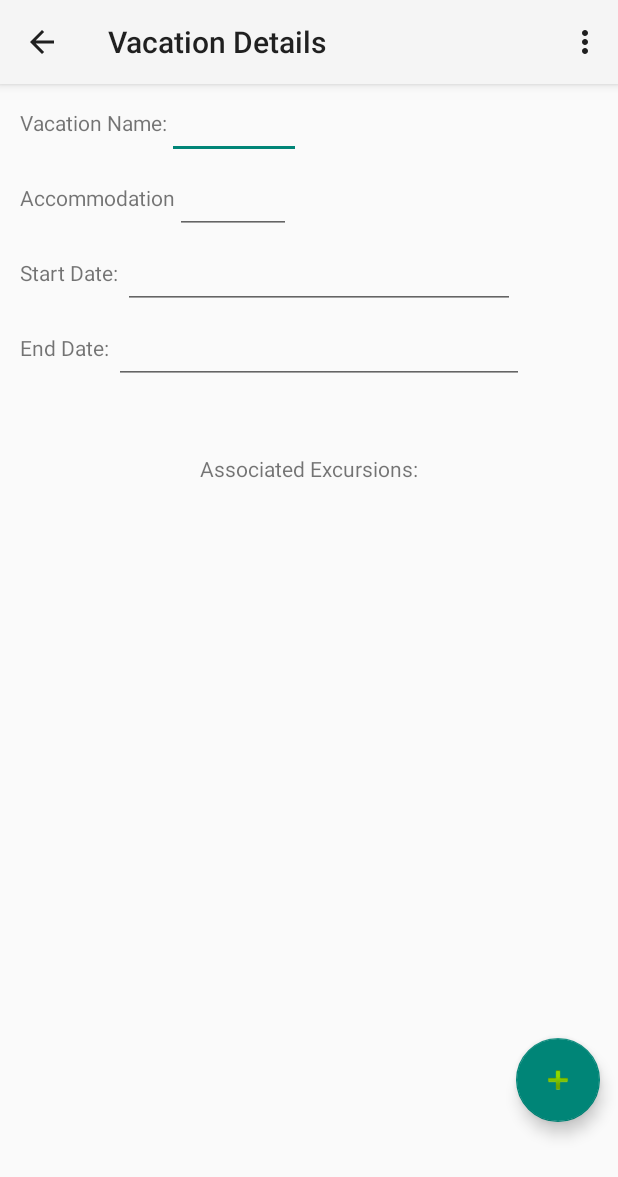
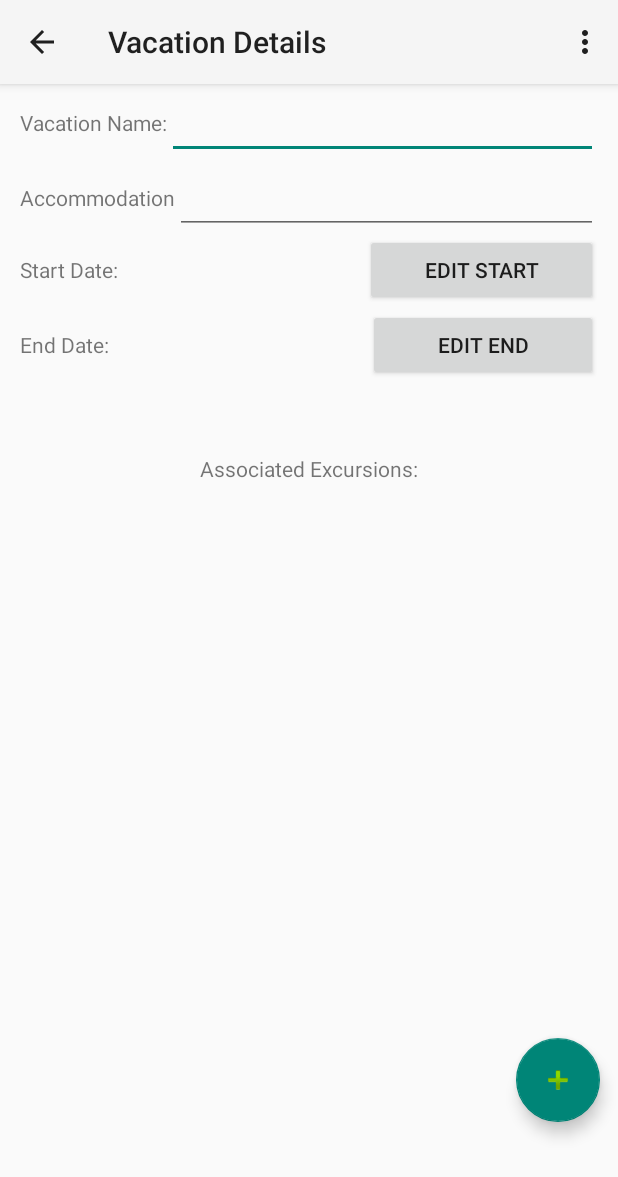
Before and after one commit to ChaseMorgan333/VacationPlanner2.0, an Android app: the VacationDetails screen opened directly, with no data from a screen before it, on a phone screen of 412 x 824 dp. Shown: the top 1177 px of the screen. Run offline under Robolectric (Android 15) with nearby library versions, the phone set to English and light mode, and no system bars; our stand-ins replace Room's generated code.

Commit message:
Task B3 abcd completed. Vacation detail view includes all vacation details and can be used to add and update vacation info. Vacation details can be entered, edited and deleted. Date format validation has been implemented with the use of a date picker fragment. Data validation has been implemented for the start and end dates so that the start date cannot be in the past and the end date must be after the start date. Additional validation ensures that each vacation has a name that is not blank and each vacation must have start and end dates.

```diff
--- a/app/build.gradle
+++ b/app/build.gradle
@@ -35,6 +35,7 @@ dependencies {
     implementation libs.activity
     implementation libs.constraintlayout
     implementation libs.recyclerview
+    implementation libs.fragment
     testImplementation libs.junit
     androidTestImplementation libs.ext.junit
     androidTestImplementation libs.espresso.core
--- a/app/src/main/java/com/example/d308vacationplanner/UI/VacationDetails.java
+++ b/app/src/main/java/com/example/d308vacationplanner/UI/VacationDetails.java
@@ -1,10 +1,12 @@
 package com.example.d308vacationplanner.UI;
 
 import android.content.Intent;
+import android.os.Build;
 import android.os.Bundle;
 import android.view.Menu;
 import android.view.MenuItem;
 import android.view.View;
+import android.widget.Button;
 import android.widget.EditText;
 import android.widget.TextView;
 import android.widget.Toast;
@@ -28,7 +30,7 @@ import database.Repository;
 import entities.Excursion;
 import entities.Vacation;
 
-public class VacationDetails extends AppCompatActivity {
+public class VacationDetails extends AppCompatActivity{
 
     EditText editName;
     String name;
@@ -37,11 +39,11 @@ public class VacationDetails extends AppCompatActivity {
     EditText editAccommodation;
     String accommodation;
 
-    EditText editVacationStartDate;
+    Button editVacationStartDate;
     TextView vacationStartDate;
     String startDate;
 
-    EditText editVacationEndDate;
+    Button editVacationEndDate;
     TextView vacationEndDate;
     String endDate;
 
@@ -74,14 +76,26 @@ public class VacationDetails extends AppCompatActivity {
         editAccommodation = findViewById(R.id.editAccommodation);
         accommodation = getIntent().getStringExtra("accommodation");
         editAccommodation.setText(accommodation);
-        editVacationStartDate = findViewById(R.id.editVacationStartDate);
+        vacationStartDate = findViewById(R.id.vacationStartDate);
         startDate = getIntent().getStringExtra("startDate");
-        editVacationStartDate.setText(startDate);
-        editVacationEndDate = findViewById(R.id.editVacationEndDate);
+        vacationStartDate.setText(startDate);
+        vacationEndDate = findViewById(R.id.vacationEndDate);
         endDate = getIntent().getStringExtra("endDate");
-        editVacationEndDate.setText(endDate);
-
-
+        vacationEndDate.setText(endDate);
+        editVacationStartDate = findViewById(R.id.editStartDateButton);
+        editVacationStartDate.setOnClickListener(new View.OnClickListener(){
+            @Override
+            public void onClick(View v){
+                showDatePickerDialog(v);
+            }
+        });
+        editVacationEndDate = findViewById(R.id.editEndDateButton);
+        editVacationEndDate.setOnClickListener(new View.OnClickListener() {
+            @Override
+            public void onClick(View v) {
+                showDatePickerDialog(v);
+            }
+        });
 
         fab.setOnClickListener(new View.OnClickListener() {
             //this button is to add new excursions, to edit existing ones you click them in the recycler view.
@@ -123,35 +137,73 @@ public class VacationDetails extends AppCompatActivity {
         return true;
     }
 
+    private boolean hasStartDate(){
+       if(this.vacationStartDate.getText().toString().isEmpty()){
+           Toast.makeText(this.getApplicationContext(), "Vacation must have a start date", Toast.LENGTH_LONG).show();
+           return false;
+       }else {
+           return true;
+       }
+    }
+    private boolean hasEndDate() {
+        if(this.vacationEndDate.getText().toString().isEmpty()){
+            Toast.makeText(this.getApplicationContext(), "Vacation must have an end date", Toast.LENGTH_LONG).show();
+            return false;
+        }else {
+            return true;
+        }
+    }
+
+    private boolean hasName(){
+        if(this.editName.getText().toString().isEmpty()||this.editName.getText().toString().isBlank()){
+            Toast.makeText(this.getApplicationContext(),"Vacation must have a name", Toast.LENGTH_LONG).show();
+            return false;
+        }else {
+            return true;
+        }
+    }
+
+
+
+
+
     @Override
     public boolean onOptionsItemSelected(@NonNull MenuItem item) {
         //if save button selected
         repository = new Repository(getApplication());
         if (item.getItemId() == R.id.saveVacationMenuItem) {
             Vacation vacation;
+            if(hasStartDate()&&hasEndDate()&&hasName()) {
                 //creating a new vacation because vacationID -1 indicates that no vacationID was passed in the intent (we aren't editing an existing vacation)
-            if(vacationID == -1){
+                if (vacationID == -1) {
                     //creating a new vacation
-                if(repository.getmAllVacations().size()==0){
+                    if (repository.getmAllVacations().size() == 0) {
                         vacationID = 1;
-                    vacation = new Vacation(vacationID, editName.getText().toString(),editAccommodation.getText().toString(),vacationStartDate.getText().toString(),vacationEndDate.getText().toString());
+
+                        vacation = new Vacation(vacationID, editName.getText().toString(), editAccommodation.getText().toString(), vacationStartDate.getText().toString(), vacationEndDate.getText().toString());
                         repository.insert(vacation);
+
                         this.finish();
-                }else{
+                    } else {
                         //if the repo is not empty we get the id of the last vacation in the list and set the new vacation id to that number
                         //plus 1
                         vacationID = repository.getmAllVacations().get(repository.getmAllVacations().size() - 1).getVacationID() + 1;
-                    vacation = new Vacation(vacationID, editName.getText().toString(),editAccommodation.getText().toString(),vacationStartDate.getText().toString(),vacationEndDate.getText().toString());
+
+                        vacation = new Vacation(vacationID, editName.getText().toString(), editAccommodation.getText().toString(), vacationStartDate.getText().toString(), vacationEndDate.getText().toString());
                         Toast.makeText(getApplicationContext(), "New vacation created: " + vacation.getVacationName(), Toast.LENGTH_LONG).show();
                         repository.insert(vacation);
+
                         this.finish();
                     }
                     //updating an existing vacation
-            }else{
-                vacation = new Vacation(vacationID, editName.getText().toString(),editAccommodation.getText().toString(),vacationStartDate.getText().toString(),vacationEndDate.getText().toString());
+                } else {
+
+                    vacation = new Vacation(vacationID, editName.getText().toString(), editAccommodation.getText().toString(), vacationStartDate.getText().toString(), vacationEndDate.getText().toString());
                     repository.update(vacation);
+
                     this.finish();
                 }
+            }this.finish();
             return true;
         }
 
@@ -186,4 +238,23 @@ public class VacationDetails extends AppCompatActivity {
 
     }
 
+
+
+    private int clickedButtonID;
+    private void showDatePickerDialog(View v){
+        clickedButtonID = v.getId();
+        if (v.getId() == R.id.editStartDateButton){
+            StartDatePickerFragment newFragment = new StartDatePickerFragment(this);
+            newFragment.show(getSupportFragmentManager(), "Date Picker" );
         }
+        if (v.getId() == R.id.editEndDateButton) {
+
+            EndDatePickerFragment newFragment = new EndDatePickerFragment(this);
+            newFragment.show(getSupportFragmentManager(), "Date Picker");
+        }
+
+
+    }
+
+
+}
--- a/app/src/main/res/layout/activity_vacation_details.xml
+++ b/app/src/main/res/layout/activity_vacation_details.xml
@@ -36,7 +36,7 @@
 
                 <EditText
                     android:id="@+id/editVacationName"
-                    android:layout_width="89dp"
+                    android:layout_width="match_parent"
                     android:layout_height="50dp" />
             </LinearLayout>
 <!-- Line for accomodation -->
@@ -53,7 +53,7 @@
 
                 <EditText
                     android:id="@+id/editAccommodation"
-                    android:layout_width="77dp"
+                    android:layout_width="match_parent"
                     android:layout_height="50dp" />
             </LinearLayout>
             <!-- Line for vacationStartDate -->
@@ -68,11 +68,18 @@
                     android:editable="false"
                     android:text="Start Date: " />
 
-                <EditText
-                    android:id="@+id/editVacationStartDate"
-                    android:layout_width="261dp"
+                <TextView
+                    android:id="@+id/vacationStartDate"
+                    android:layout_width="161dp"
                     android:layout_height="50dp"
-                    android:inputType="datetime|date" />
+                    android:inputType="text" />
+
+                <Button
+                    android:id="@+id/editStartDateButton"
+                    android:layout_width="wrap_content"
+                    android:layout_height="wrap_content"
+                    android:layout_weight="1"
+                    android:text="Edit Start" />
             </LinearLayout>
             <!-- Line for vacationEndDate -->
             <LinearLayout
@@ -86,11 +93,18 @@
                     android:editable="false"
                     android:text="End Date: " />
 
-                <EditText
-                    android:id="@+id/editVacationEndDate"
-                    android:layout_width="273dp"
+                <TextView
+                    android:id="@+id/vacationEndDate"
+                    android:layout_width="169dp"
                     android:layout_height="50dp"
                     android:inputType="datetime|date" />
+
+                <Button
+                    android:id="@+id/editEndDateButton"
+                    android:layout_width="wrap_content"
+                    android:layout_height="wrap_content"
+                    android:layout_weight="1"
+                    android:text="Edit End" />
             </LinearLayout>
         </LinearLayout>
 
--- a/gradle/libs.versions.toml
+++ b/gradle/libs.versions.toml
@@ -8,6 +8,7 @@ material = "1.10.0"
 activity = "1.8.0"
 constraintlayout = "2.1.4"
 recyclerview = "1.4.0"
+fragment = "1.8.9"
 
 [libraries]
 junit = { group = "junit", name = "junit", version.ref = "junit" }
@@ -18,6 +19,7 @@ material = { group = "com.google.android.material", name = "material", version.r
 activity = { group = "androidx.activity", name = "activity", version.ref = "activity" }
 constraintlayout = { group = "androidx.constraintlayout", name = "constraintlayout", version.ref = "constraintlayout" }
 recyclerview = { group = "androidx.recyclerview", name = "recyclerview", version.ref = "recyclerview" }
+fragment = { group = "androidx.fragment", name = "fragment", version.ref = "fragment" }
 
 [plugins]
 android-application = { id = "com.android.application", version.ref = "agp" }
```
Also changed, not shown: app/src/main/java/com/example/d308vacationplanner/UI/EndDatePickerFragment.java (added, +116 -0 lines), app/src/main/java/com/example/d308vacationplanner/UI/StartDatePickerFragment.java (added, +125 -0 lines). Lines whose indentation alone changed are shown as unchanged.
